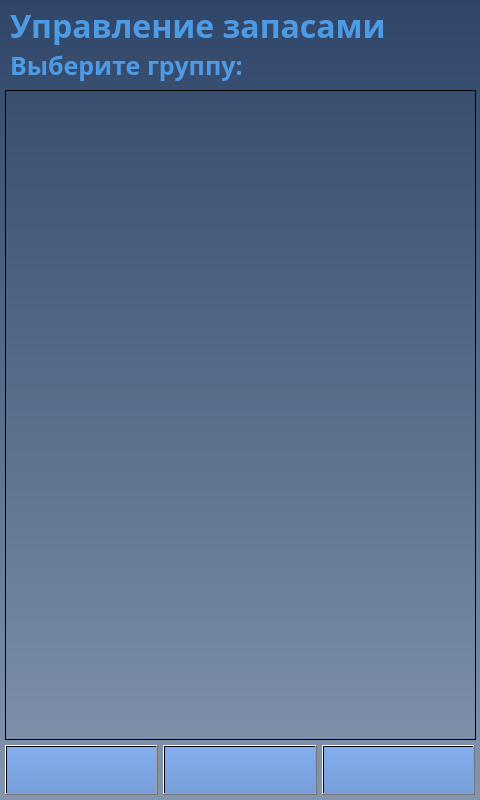
First picture: the form in client/GUI/ui/screen_19_management_group.ui, repository komrade2801/AutoSklad, before the edit.
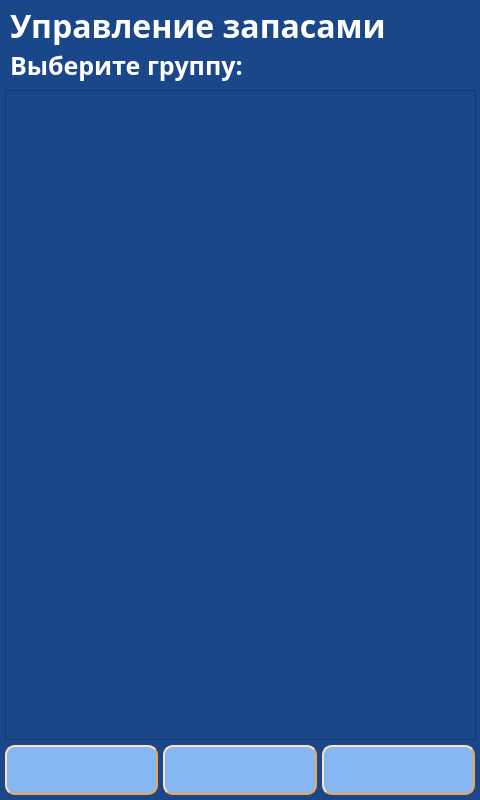
Second picture: the form after the edit. Icons and pictures are not drawn.

```diff
--- a/client/GUI/ui/screen_19_management_group.ui
+++ b/client/GUI/ui/screen_19_management_group.ui
@@ -14,7 +14,31 @@
    <string>screen_19_management_group</string>
   </property>
   <property name="styleSheet">
-   <string notr="true">background-color: qlineargradient(spread:pad, x1:0.5, y1:0, x2:0.5, y2:1, stop:0 rgba(47, 70, 105, 255), stop:1 rgba(131, 149, 174, 255));</string>
+   <string notr="true">QWidget{
+	background-color: #1A4789;
+}
+QLabel {
+	background: none;
+	color: #FFFFFF;
+	border-width: 0px;
+	border-radius: 0px;
+}
+#background {
+	color: #FFFFFF;
+	background-color: #1A4789;
+	border-width: 2px;
+	border-style: groove;
+	border-color: #ff9923;
+	border-radius: 0px;
+}
+QPushButton {
+	color: #000000;
+	background-color: #86B7F4;
+	border-width: 2px;
+	border-style: outset;
+	border-color: #EAA657;
+	border-radius: 10px;
+}</string>
   </property>
   <widget class="QListWidget" name="listWidget">
    <property name="enabled">
@@ -31,9 +55,6 @@
    <property name="whatsThis">
     <string>&lt;html&gt;&lt;head/&gt;&lt;body&gt;&lt;p&gt;&lt;br/&gt;&lt;/p&gt;&lt;/body&gt;&lt;/html&gt;</string>
    </property>
-   <property name="styleSheet">
-    <string notr="true">background-color: qlineargradient(spread:pad, x1:0, y1:0, x2:1, y2:0, stop:0 rgba(0, 0, 0, 0), stop:1 rgba(255, 255, 255, 0));</string>
-   </property>
   </widget>
   <widget class="QLabel" name="lbl_info_2">
    <property name="enabled">
@@ -58,10 +79,6 @@
    <property name="layoutDirection">
     <enum>Qt::LeftToRight</enum>
    </property>
-   <property name="styleSheet">
-    <string notr="true">color: rgb(78, 155, 229);
-background-color: qlineargradient(spread:pad, x1:0, y1:0, x2:1, y2:0, stop:0 rgba(0, 0, 0, 0), stop:1 rgba(255, 255, 255, 0));</string>
-   </property>
    <property name="text">
     <string>Выберите группу:</string>
    </property>
@@ -89,10 +106,6 @@
    <property name="layoutDirection">
     <enum>Qt::LeftToRight</enum>
    </property>
-   <property name="styleSheet">
-    <string notr="true">color: rgb(78, 155, 229);
-background-color: qlineargradient(spread:pad, x1:0, y1:0, x2:1, y2:0, stop:0 rgba(0, 0, 0, 0), stop:1 rgba(255, 255, 255, 0));</string>
-   </property>
    <property name="text">
     <string>Управление запасами</string>
    </property>
@@ -123,10 +136,6 @@
      <bold>true</bold>
     </font>
    </property>
-   <property name="styleSheet">
-    <string notr="true">background-color: qlineargradient(spread:pad, x1:0.5, y1:0, x2:0.5, y2:1, stop:0 rgba(131, 173, 239, 255), stop:1 rgba(120, 158, 217, 255));
-color: rgb(0, 49, 114);</string>
-   </property>
    <property name="text">
     <string/>
    </property>
@@ -167,10 +176,6 @@
      <bold>true</bold>
     </font>
    </property>
-   <property name="styleSheet">
-    <string notr="true">background-color: qlineargradient(spread:pad, x1:0.5, y1:0, x2:0.5, y2:1, stop:0 rgba(131, 173, 239, 255), stop:1 rgba(120, 158, 217, 255));
-color: rgb(0, 49, 114);</string>
-   </property>
    <property name="text">
     <string/>
    </property>
@@ -211,10 +216,6 @@
      <bold>true</bold>
     </font>
    </property>
-   <property name="styleSheet">
-    <string notr="true">background-color: qlineargradient(spread:pad, x1:0.5, y1:0, x2:0.5, y2:1, stop:0 rgba(131, 173, 239, 255), stop:1 rgba(120, 158, 217, 255));
-color: rgb(0, 49, 114);</string>
-   </property>
    <property name="text">
     <string/>
    </property>
```
